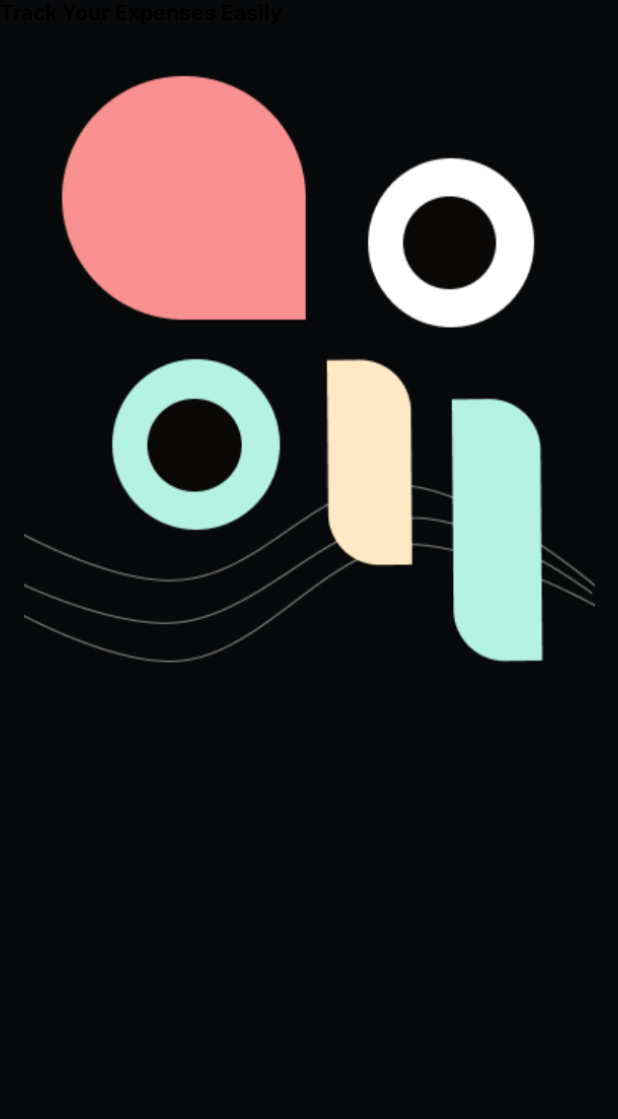
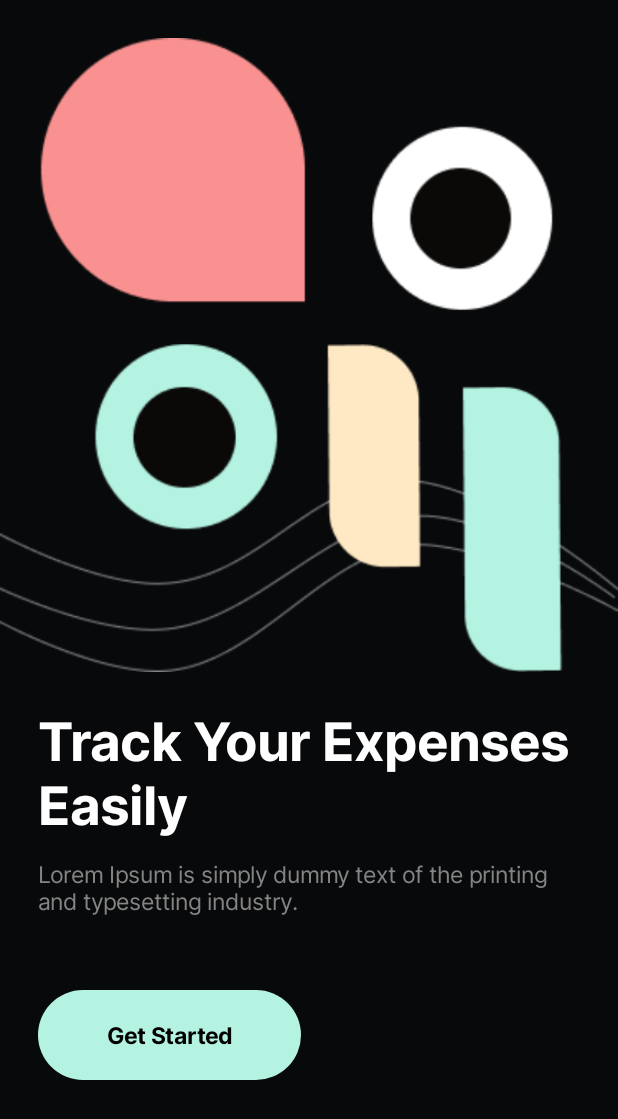
Before and after one commit to gangulwar/Expense-Tracker, an Android app built with Jetpack Compose: the @Preview function Test, on a phone screen of 412 x 824 dp. Shown: the top 1119 px of the screen. Run offline under Robolectric (Android 15) with nearby library versions, the phone set to English and light mode, and no system bars.

Commit message:
add IntroPage

```diff
--- a/app/src/main/java/org/gangulwar/expensetracker/IntroPage.kt
+++ b/app/src/main/java/org/gangulwar/expensetracker/IntroPage.kt
@@ -2,9 +2,20 @@ package org.gangulwar.expensetracker
 
 import androidx.compose.foundation.Image
 import androidx.compose.foundation.background
+import androidx.compose.foundation.layout.Arrangement
 import androidx.compose.foundation.layout.Box
+import androidx.compose.foundation.layout.Column
+import androidx.compose.foundation.layout.fillMaxHeight
 import androidx.compose.foundation.layout.fillMaxSize
+import androidx.compose.foundation.layout.fillMaxWidth
+import androidx.compose.foundation.layout.height
+import androidx.compose.foundation.layout.padding
+import androidx.compose.foundation.layout.width
+import androidx.compose.foundation.layout.wrapContentWidth
+import androidx.compose.material.ButtonColors
+import androidx.compose.material3.ButtonDefaults
 import androidx.compose.material.Surface
+import androidx.compose.material3.Button
 import androidx.compose.material3.Text
 import androidx.compose.runtime.Composable
 import androidx.compose.ui.Modifier
@@ -16,9 +27,8 @@ import androidx.compose.ui.text.font.Font
 import androidx.compose.ui.text.font.FontFamily
 import androidx.compose.ui.text.font.FontWeight
 import androidx.compose.ui.tooling.preview.Preview
-
-@Composable
-fun IntroPage() {
+import androidx.compose.ui.unit.dp
+import androidx.compose.ui.unit.sp
 
 val interFamily = FontFamily(
     Font(R.font.inter_bold, FontWeight.Bold),
@@ -27,25 +37,90 @@ fun IntroPage() {
     Font(R.font.inter_extrabold, FontWeight.ExtraBold)
 )
 
+@Composable
+fun IntroPage() {
+
+
+
     val interBold = FontFamily(Font(R.font.inter_bold))
 
-    Box(
+//    Box(
+//        modifier = Modifier
+//            .background(color = Color(8, 9, 10))
+//            .fillMaxSize()
+//    ) {
+//        Image(
+//            modifier = Modifier.fillMaxSize(),
+//            painter = painterResource(id = R.drawable.intro_page),
+//            contentDescription = null
+//        )
+//
+//
+//        Text(
+//            text = "Track Your Expenses Easily", style = TextStyle(
+////                fontFamily = interBold
+//fontFamily = interFamily, fontWeight = FontWeight.Bold, color = Color.White
+//            )
+//        )
+//    }
+    Column(
         modifier = Modifier
             .background(color = Color(8, 9, 10))
             .fillMaxSize()
     ) {
         Image(
-            modifier = Modifier.fillMaxSize(),
-            painter = painterResource(id = R.drawable.intro_page),
-            contentDescription = null
+            modifier = Modifier
+                .fillMaxWidth()
+                .padding(top = 25.dp),
+            painter = painterResource(id = R.drawable.half_intro_page_bg),
+            contentDescription = null, contentScale = ContentScale.FillWidth
         )
 
+        Column(
+            modifier = Modifier
+                .fillMaxHeight()
+                .padding(25.dp),
+//            verticalArrangement = Arrangement.SpaceBetween
+        ) {
 
             Text(
                 text = "Track Your Expenses Easily", style = TextStyle(
-                fontFamily = interBold
+                    fontFamily = interFamily,
+                    fontWeight = FontWeight.Bold,
+                    color = Color.White, fontSize = 35.sp
                 )
             )
+
+            Text(
+                modifier = Modifier.padding(top = 15.dp, bottom = 50.dp),
+                text = "Lorem Ipsum is simply dummy text of the printing and typesetting industry.",
+                style = TextStyle(
+                    fontFamily = interFamily,
+                    fontWeight = FontWeight.Normal,
+                    fontSize = 15.sp,
+                    color = Color(132, 132, 132)
+                )
+            )
+
+            Button(
+                onClick = { /*TODO*/ },
+                modifier = Modifier
+                    .width(175.dp)
+                    .height(60.dp),
+                colors = ButtonDefaults.buttonColors(
+                    containerColor = Color(180, 242, 225),
+                    contentColor = Color.Black
+                )
+            ) {
+                Text(
+                    text = "Get Started", style = TextStyle(
+                        fontSize = 15.sp,
+                        fontFamily = interFamily,
+                        fontWeight = FontWeight.Bold
+                    )
+                )
+            }
+        }
     }
 }
 
--- a/app/src/main/res/values/colors.xml
+++ b/app/src/main/res/values/colors.xml
@@ -7,4 +7,5 @@
     <color name="teal_700">#FF018786</color>
     <color name="black">#FF000000</color>
     <color name="white">#FFFFFFFF</color>
+    <color name="main_bg">#08090A</color>
 </resources>
```
Also changed, not shown: app/src/main/java/org/gangulwar/expensetracker/LoginPage.kt (added, +101 -0 lines), app/src/main/res/drawable/half_intro_page_bg.png (added), app/src/main/res/drawable/login_illustration.png (added). Lines whose indentation alone changed are shown as unchanged.
